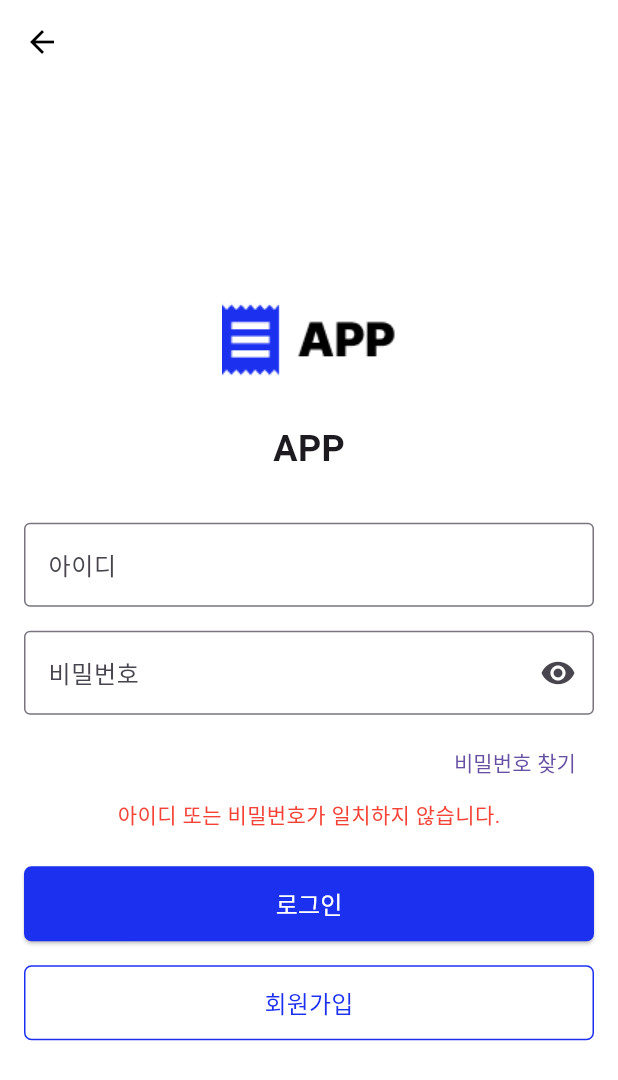
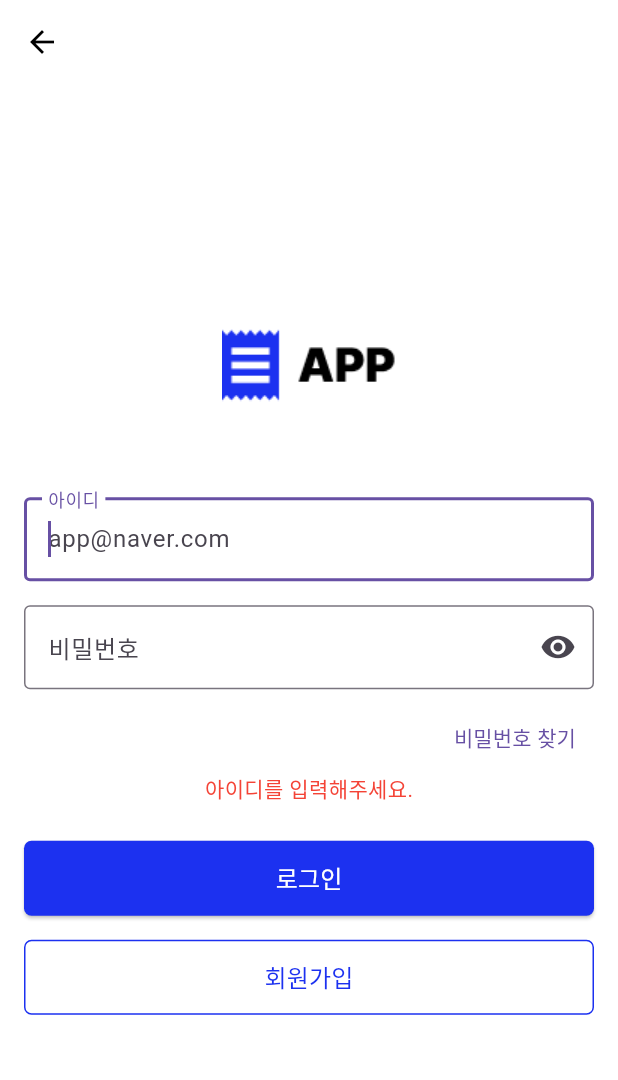
Before and after one commit to THePhanT00M/shcrm, a Flutter app: the LoginScreen screen opened by its route, after a tap on "로그인", on a phone screen of 412 x 824 dp. Shown: the top 1080 px of the screen. Run offline on Flutter 3.47's test engine with Material 3 defaults, Android fonts, the phone set to English and light mode, and no system bars; our stand-ins replace connectivity_plus.

Commit message:
first commit

```diff
--- a/lib/screens/login_screen.dart
+++ b/lib/screens/login_screen.dart
@@ -8,6 +8,8 @@ class LoginScreen extends StatefulWidget {
 class _LoginScreenState extends State<LoginScreen> {
   final _idController = TextEditingController();
   final _passwordController = TextEditingController();
+  final _idFocusNode = FocusNode();
+  final _passwordFocusNode = FocusNode();
   bool _obscureText = true;
   String _errorMessage = '';
 
@@ -22,6 +24,22 @@ class _LoginScreenState extends State<LoginScreen> {
   void _login() {
     final id = _idController.text;
     final password = _passwordController.text;
+
+    if (id.isEmpty) {
+      setState(() {
+        _errorMessage = '아이디를 입력해주세요.';
+      });
+      _idFocusNode.requestFocus();
+      return;
+    }
+
+    if (password.isEmpty) {
+      setState(() {
+        _errorMessage = '비밀번호를 입력해주세요.';
+      });
+      _passwordFocusNode.requestFocus();
+      return;
+    }
 
     if (_dummyUsers.containsKey(id) && _dummyUsers[id] == password) {
       Navigator.pushReplacementNamed(context, '/home');
@@ -57,29 +75,28 @@ class _LoginScreenState extends State<LoginScreen> {
                   height: 80,
                 ),
                 SizedBox(height: 16),
-                Text(
-                  'APP',
-                  style: TextStyle(
-                    fontSize: 24,
-                    fontWeight: FontWeight.bold,
-                  ),
-                ),
               ],
             ),
             SizedBox(height: 32),
             // 아이디 텍스트 필드
             TextField(
               controller: _idController,
+              focusNode: _idFocusNode,
               decoration: InputDecoration(
                 labelText: '아이디',
                 hintText: 'app@naver.com',
                 border: OutlineInputBorder(),
               ),
+              textInputAction: TextInputAction.next,
+              onSubmitted: (_) {
+                FocusScope.of(context).requestFocus(_passwordFocusNode);
+              },
             ),
             SizedBox(height: 16),
             // 비밀번호 텍스트 필드
             TextField(
               controller: _passwordController,
+              focusNode: _passwordFocusNode,
               obscureText: _obscureText,
               decoration: InputDecoration(
                 labelText: '비밀번호',
@@ -95,6 +112,8 @@ class _LoginScreenState extends State<LoginScreen> {
                   },
                 ),
               ),
+              textInputAction: TextInputAction.done,
+              onSubmitted: (_) => _login(),
             ),
             SizedBox(height: 8),
             Align(
@@ -159,6 +178,8 @@ class _LoginScreenState extends State<LoginScreen> {
   void dispose() {
     _idController.dispose();
     _passwordController.dispose();
+    _idFocusNode.dispose();
+    _passwordFocusNode.dispose();
     super.dispose();
   }
 }
```
